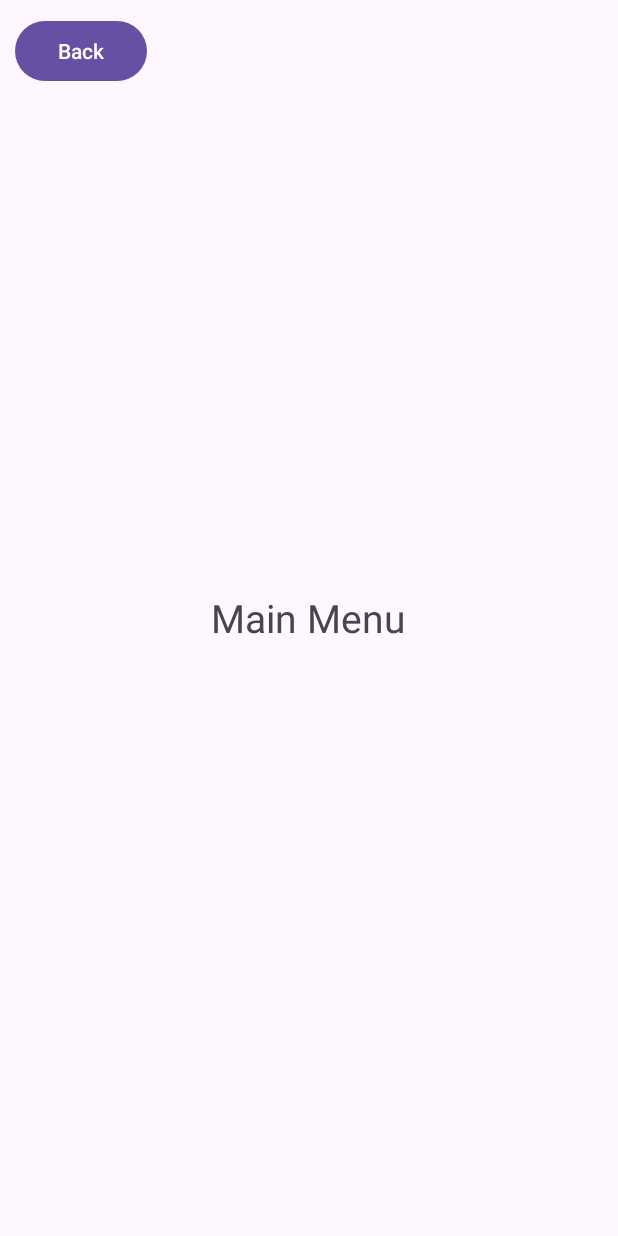
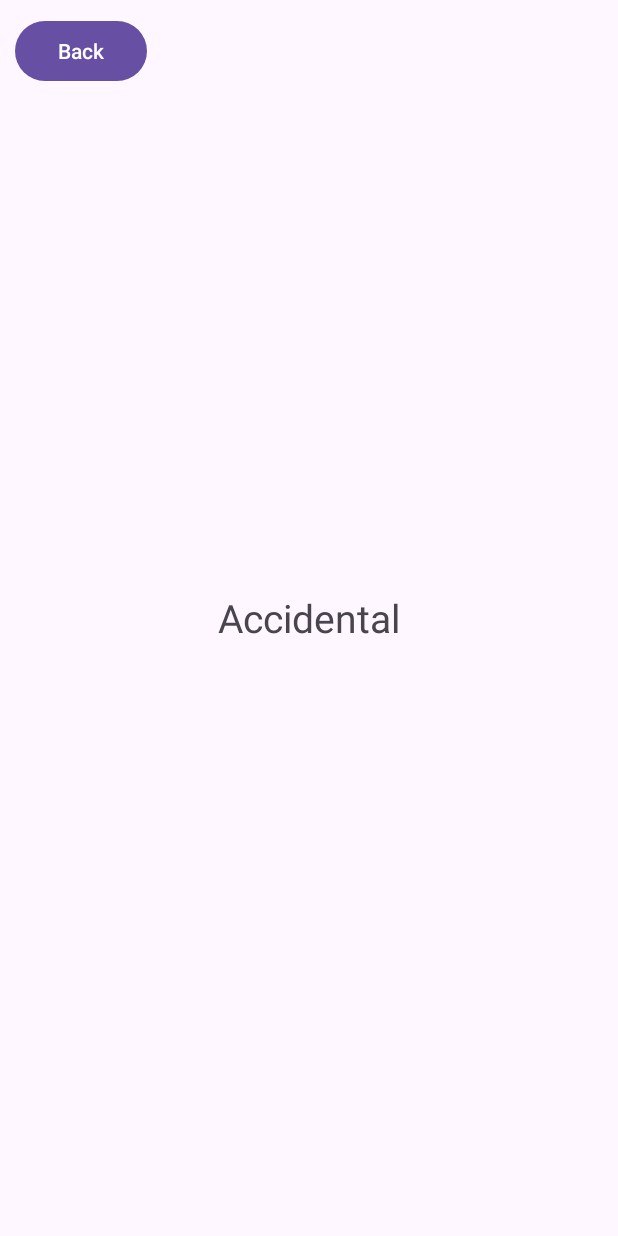
Before and after one commit to vincentbantog/testlogika, an Android app: the MainMenu screen opened directly, with no data from a screen before it, on a phone screen of 412 x 824 dp. Run offline under Robolectric (Android 15) with nearby library versions, the phone set to English and light mode, and no system bars; 1 statement that could not run was skipped.

Commit message:
Second Commit

```diff
--- a/app/src/main/res/layout/activity_main_menu.xml
+++ b/app/src/main/res/layout/activity_main_menu.xml
@@ -11,7 +11,7 @@
         android:layout_width="wrap_content"
         android:layout_height="wrap_content"
         android:id="@+id/mainMenu"
-        android:text="Main Menu"
+        android:text="Accidental"
         android:layout_centerInParent="true"
         android:textSize="26dp"/>
 
```
